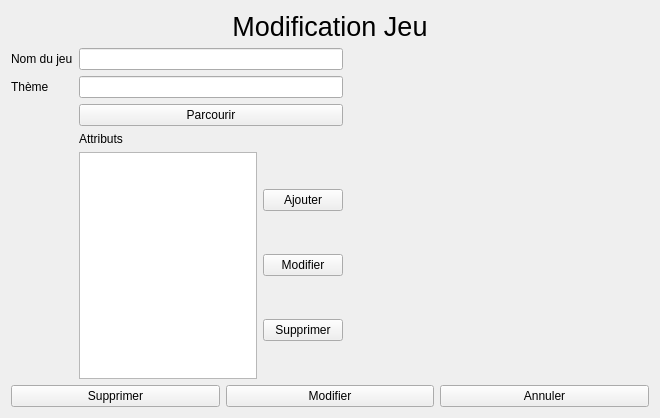
Before: the Qt Designer form fenetre/formModifierJeu.ui in helarion/Application-JDR, drawn with Qt 5.
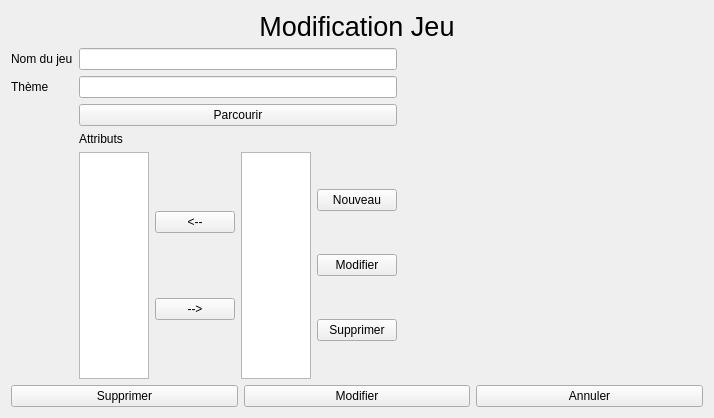
After: the same form once the commit is applied.

Diff of the .ui file:
```diff
--- a/fenetre/formModifierJeu.ui
+++ b/fenetre/formModifierJeu.ui
@@ -65,14 +65,38 @@
           <number>0</number>
          </property>
          <item>
-          <widget class="QListWidget" name="listAttribut"/>
+          <widget class="QListWidget" name="listAttributSelect"/>
+         </item>
+         <item>
+          <layout class="QVBoxLayout" name="verticalLayout_3">
+           <property name="rightMargin">
+            <number>0</number>
+           </property>
+           <item>
+            <widget class="QPushButton" name="pushButton_2">
+             <property name="text">
+              <string>&lt;--</string>
+             </property>
+            </widget>
+           </item>
+           <item>
+            <widget class="QPushButton" name="pushButton">
+             <property name="text">
+              <string>--&gt;</string>
+             </property>
+            </widget>
+           </item>
+          </layout>
+         </item>
+         <item>
+          <widget class="QListWidget" name="listAttributDisp"/>
          </item>
          <item>
           <layout class="QVBoxLayout" name="boutons">
            <item>
             <widget class="QPushButton" name="nouveauAttribut">
              <property name="text">
-              <string>Ajouter</string>
+              <string>Nouveau</string>
              </property>
             </widget>
            </item>
```
